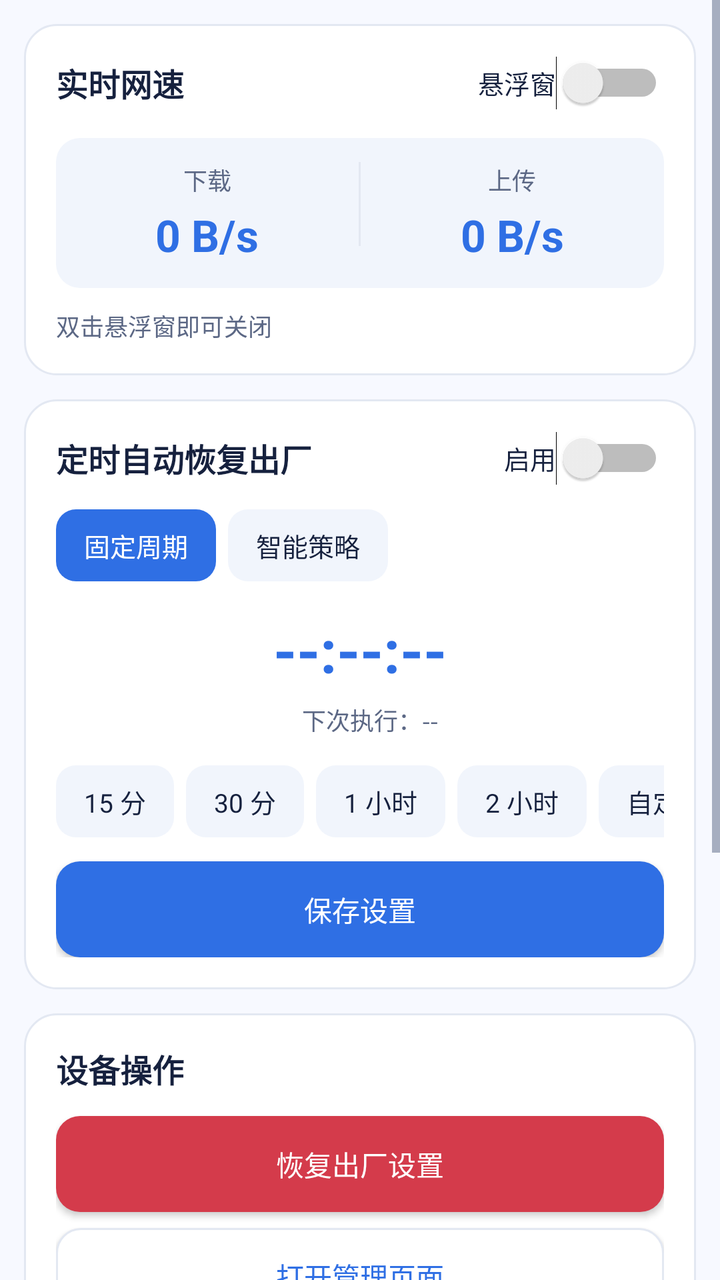
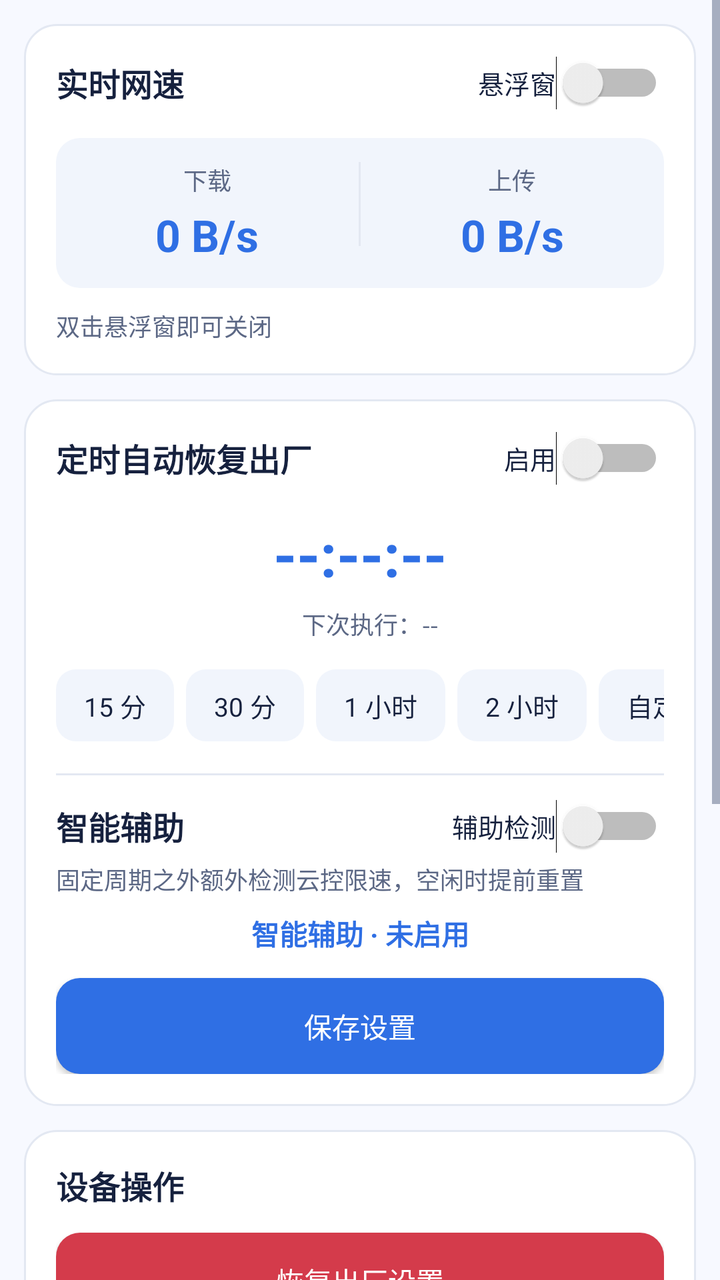

Two renders of the same Android screen: before a commit and after it. Below are the layout's source before the change and the commit's diff.
<!-- AndroidManifest.xml: application theme AppTheme -->
<!-- res/layout/page_dashboard.xml -->
<?xml version="1.0" encoding="utf-8"?>
<ScrollView xmlns:android="http://schemas.android.com/apk/res/android"
    android:layout_width="match_parent"
    android:layout_height="match_parent"
    android:clipToPadding="false"
    android:fillViewport="true"
    android:scrollbarStyle="outsideOverlay">

    <LinearLayout
        android:layout_width="match_parent"
        android:layout_height="wrap_content"
        android:orientation="vertical"
        android:paddingStart="12dp"
        android:paddingTop="12dp"
        android:paddingEnd="12dp"
        android:paddingBottom="28dp">

        <LinearLayout
            android:layout_width="match_parent"
            android:layout_height="wrap_content"
            android:layout_marginBottom="12dp"
            android:background="@drawable/bg_card"
            android:orientation="vertical"
            android:padding="16dp">

            <LinearLayout
                android:layout_width="match_parent"
                android:layout_height="wrap_content"
                android:gravity="center_vertical"
                android:orientation="horizontal">

                <TextView
                    style="@style/CardTitle"
                    android:layout_width="0dp"
                    android:layout_height="wrap_content"
                    android:layout_weight="1"
                    android:text="实时网速" />

                <Switch
                    android:id="@+id/switch_overlay"
                    android:layout_width="wrap_content"
                    android:layout_height="wrap_content"
                    android:minWidth="0dp"
                    android:text="悬浮窗"
                    android:textColor="@color/text_primary"
                    android:textSize="13sp" />
            </LinearLayout>

            <LinearLayout
                android:layout_width="match_parent"
                android:layout_height="wrap_content"
                android:layout_marginTop="14dp"
                android:background="@drawable/bg_surface"
                android:orientation="horizontal"
                android:paddingTop="12dp"
                android:paddingBottom="12dp">

                <LinearLayout
                    android:layout_width="0dp"
                    android:layout_height="wrap_content"
                    android:layout_weight="1"
                    android:gravity="center_horizontal"
                    android:orientation="vertical">

                    <TextView
                        style="@style/CardHint"
                        android:layout_width="wrap_content"
                        android:layout_height="wrap_content"
                        android:text="下载" />

                    <TextView
                        android:id="@+id/text_speed_down"
                        android:layout_width="wrap_content"
                        android:layout_height="wrap_content"
                        android:layout_marginTop="4dp"
                        android:text="0 B/s"
                        android:textColor="@color/primary"
                        android:textSize="22sp"
                        android:textStyle="bold" />
                </LinearLayout>

                <View
                    android:layout_width="1dp"
                    android:layout_height="42dp"
                    android:background="@color/divider" />

                <LinearLayout
                    android:layout_width="0dp"
                    android:layout_height="wrap_content"
                    android:layout_weight="1"
                    android:gravity="center_horizontal"
                    android:orientation="vertical">

                    <TextView
                        style="@style/CardHint"
                        android:layout_width="wrap_content"
                        android:layout_height="wrap_content"
                        android:text="上传" />

                    <TextView
                        android:id="@+id/text_speed_up"
                        android:layout_width="wrap_content"
                        android:layout_height="wrap_content"
                        android:layout_marginTop="4dp"
                        android:text="0 B/s"
                        android:textColor="@color/primary"
                        android:textSize="22sp"
                        android:textStyle="bold" />
                </LinearLayout>
            </LinearLayout>

            <TextView
                style="@style/CardHint"
                android:layout_width="match_parent"
                android:layout_height="wrap_content"
                android:layout_marginTop="10dp"
                android:text="双击悬浮窗即可关闭" />
        </LinearLayout>

        <LinearLayout
            android:layout_width="match_parent"
            android:layout_height="wrap_content"
            android:layout_marginBottom="12dp"
            android:background="@drawable/bg_card"
            android:orientation="vertical"
            android:padding="16dp">

            <LinearLayout
                android:layout_width="match_parent"
                android:layout_height="wrap_content"
                android:gravity="center_vertical"
                android:orientation="horizontal">

                <TextView
                    style="@style/CardTitle"
                    android:layout_width="0dp"
                    android:layout_height="wrap_content"
                    android:layout_weight="1"
                    android:text="定时自动恢复出厂" />

                <Switch
                    android:id="@+id/switch_enabled"
                    android:layout_width="wrap_content"
                    android:layout_height="wrap_content"
                    android:minWidth="0dp"
                    android:text="启用"
                    android:textColor="@color/text_primary"
                    android:textSize="13sp" />
            </LinearLayout>

            <RadioGroup
                android:id="@+id/chip_mode"
                android:layout_width="match_parent"
                android:layout_height="wrap_content"
                android:layout_marginTop="12dp"
                android:orientation="horizontal">

                <RadioButton
                    android:id="@+id/radio_fixed"
                    android:layout_width="wrap_content"
                    android:layout_height="36dp"
                    android:background="@drawable/bg_chip"
                    android:button="@null"
                    android:checked="true"
                    android:paddingStart="14dp"
                    android:paddingEnd="14dp"
                    android:text="固定周期"
                    android:textAllCaps="false"
                    android:textColor="@color/chip_text_color"
                    android:textSize="13sp" />

                <RadioButton
                    android:id="@+id/radio_smart"
                    android:layout_width="wrap_content"
                    android:layout_height="36dp"
                    android:layout_marginStart="6dp"
                    android:background="@drawable/bg_chip"
                    android:button="@null"
                    android:paddingStart="14dp"
                    android:paddingEnd="14dp"
                    android:text="智能策略"
                    android:textAllCaps="false"
                    android:textColor="@color/chip_text_color"
                    android:textSize="13sp" />
            </RadioGroup>

            <TextView
                android:id="@+id/text_smart_status"
                android:layout_width="match_parent"
                android:layout_height="wrap_content"
                android:layout_marginTop="14dp"
                android:gravity="center"
                android:text="智能策略 · 未启用"
                android:textColor="@color/primary"
                android:textSize="16sp"
                android:textStyle="bold"
                android:visibility="gone" />

            <LinearLayout
                android:id="@+id/fixed_controls"
                android:layout_width="match_parent"
                android:layout_height="wrap_content"
                android:orientation="vertical">

            <TextView
                android:id="@+id/text_countdown"
                android:layout_width="match_parent"
                android:layout_height="wrap_content"
                android:layout_marginTop="14dp"
                android:gravity="center"
                android:text="--:--:--"
                android:textColor="@color/primary"
                android:textSize="30sp"
                android:textStyle="bold" />

            <LinearLayout
                android:layout_width="match_parent"
                android:layout_height="wrap_content"
                android:layout_marginTop="6dp"
                android:gravity="center"
                android:orientation="horizontal">

                <TextView
                    android:id="@+id/text_schedule_status"
                    style="@style/CardHint"
                    android:layout_width="wrap_content"
                    android:layout_height="wrap_content" />

                <TextView
                    android:id="@+id/text_next_absolute"
                    style="@style/CardHint"
                    android:layout_width="wrap_content"
                    android:layout_height="wrap_content"
                    android:layout_marginStart="10dp"
                    android:text="下次执行：--" />
            </LinearLayout>

            <HorizontalScrollView
                android:layout_width="match_parent"
                android:layout_height="wrap_content"
                android:layout_marginTop="14dp"
                android:scrollbars="none">

                <RadioGroup
                    android:id="@+id/chip_group"
                    android:layout_width="wrap_content"
                    android:layout_height="wrap_content"
                    android:orientation="horizontal">

                    <RadioButton
                        android:id="@+id/chip_15"
                        android:layout_width="wrap_content"
                        android:layout_height="36dp"
                        android:layout_marginEnd="6dp"
                        android:background="@drawable/bg_chip"
                        android:button="@null"
                        android:paddingStart="14dp"
                        android:paddingEnd="14dp"
                        android:text="15 分"
                        android:textAllCaps="false"
                        android:textColor="@color/chip_text_color"
                        android:textSize="13sp" />

                    <RadioButton
                        android:id="@+id/chip_30"
                        android:layout_width="wrap_content"
                        android:layout_height="36dp"
                        android:layout_marginEnd="6dp"
                        android:background="@drawable/bg_chip"
                        android:button="@null"
                        android:paddingStart="14dp"
                        android:paddingEnd="14dp"
                        android:text="30 分"
                        android:textAllCaps="false"
                        android:textColor="@color/chip_text_color"
                        android:textSize="13sp" />

                    <RadioButton
                        android:id="@+id/chip_60"
                        android:layout_width="wrap_content"
                        android:layout_height="36dp"
                        android:layout_marginEnd="6dp"
                        android:background="@drawable/bg_chip"
                        android:button="@null"
                        android:paddingStart="14dp"
                        android:paddingEnd="14dp"
                        android:text="1 小时"
                        android:textAllCaps="false"
                        android:textColor="@color/chip_text_color"
                        android:textSize="13sp" />

                    <RadioButton
                        android:id="@+id/chip_120"
                        android:layout_width="wrap_content"
                        android:layout_height="36dp"
                        android:layout_marginEnd="6dp"
                        android:background="@drawable/bg_chip"
                        android:button="@null"
                        android:paddingStart="14dp"
                        android:paddingEnd="14dp"
                        android:text="2 小时"
                        android:textAllCaps="false"
                        android:textColor="@color/chip_text_color"
                        android:textSize="13sp" />

                    <RadioButton
                        android:id="@+id/chip_custom"
                        android:layout_width="wrap_content"
                        android:layout_height="36dp"
                        android:background="@drawable/bg_chip"
                        android:button="@null"
                        android:paddingStart="14dp"
                        android:paddingEnd="14dp"
                        android:text="自定义"
                        android:textAllCaps="false"
                        android:textColor="@color/chip_text_color"
                        android:textSize="13sp" />
                </RadioGroup>
            </HorizontalScrollView>

            </LinearLayout>

            <Button
                android:id="@+id/btn_save"
                android:layout_width="match_parent"
                android:layout_height="wrap_content"
                android:layout_marginTop="12dp"
                android:background="@drawable/bg_button"
                android:text="保存设置"
                android:textAllCaps="false"
                android:textColor="#FFFFFFFF" />
        </LinearLayout>

        <LinearLayout
            android:layout_width="match_parent"
            android:layout_height="wrap_content"
            android:layout_marginBottom="12dp"
            android:background="@drawable/bg_card"
            android:orientation="vertical"
            android:padding="16dp">

            <TextView
                style="@style/CardTitle"
                android:layout_width="match_parent"
                android:layout_height="wrap_content"
                android:text="设备操作" />

            <Button
                android:id="@+id/btn_factory"
                android:layout_width="match_parent"
                android:layout_height="wrap_content"
                android:layout_marginTop="12dp"
                android:background="@drawable/bg_button_danger"
                android:text="恢复出厂设置"
                android:textAllCaps="false"
                android:textColor="#FFFFFFFF" />

            <Button
                android:id="@+id/btn_open_web"
                android:layout_width="match_parent"
                android:layout_height="wrap_content"
                android:layout_marginTop="8dp"
                android:background="@drawable/bg_button_ghost"
                android:text="打开管理页面"
                android:textAllCaps="false"
                android:textColor="@color/primary" />
        </LinearLayout>

        <LinearLayout
            android:id="@+id/card_keepalive"
            android:layout_width="match_parent"
            android:layout_height="wrap_content"
            android:layout_marginBottom="12dp"
            android:background="@drawable/bg_card"
            android:orientation="vertical"
            android:padding="16dp">

            <TextView
                style="@style/CardTitle"
                android:layout_width="match_parent"
                android:layout_height="wrap_content"
                android:text="后台保活" />

            <Button
                android:id="@+id/btn_autostart"
                android:layout_width="match_parent"
                android:layout_height="wrap_content"
                android:layout_marginTop="12dp"
                android:background="@drawable/bg_button_ghost"
                android:text="开启自启动"
                android:textAllCaps="false"
                android:textColor="@color/primary" />

            <Button
                android:id="@+id/btn_battery"
                android:layout_width="match_parent"
                android:layout_height="wrap_content"
                android:layout_marginTop="8dp"
                android:background="@drawable/bg_button_ghost"
                android:text="设置省电策略"
                android:textAllCaps="false"
                android:textColor="@color/primary" />
        </LinearLayout>

        <LinearLayout
            android:id="@+id/card_logs"
            android:layout_width="match_parent"
            android:layout_height="wrap_content"
            android:background="@drawable/bg_card"
            android:orientation="vertical"
            android:padding="16dp">

            <LinearLayout
                android:id="@+id/header_logs"
                android:layout_width="match_parent"
                android:layout_height="wrap_content"
                android:background="?android:attr/selectableItemBackground"
                android:clickable="true"
                android:gravity="center_vertical"
                android:orientation="horizontal"
                android:paddingTop="2dp"
                android:paddingBottom="2dp">

                <TextView
                    style="@style/CardTitle"
                    android:layout_width="0dp"
                    android:layout_height="wrap_content"
                    android:layout_weight="1"
                    android:text="执行日志" />

                <TextView
                    android:id="@+id/text_logs_toggle"
                    android:layout_width="wrap_content"
                    android:layout_height="wrap_content"
                    android:text="展开"
                    android:textColor="@color/primary"
                    android:textSize="13sp"
                    android:textStyle="bold" />
            </LinearLayout>

            <LinearLayout
                android:id="@+id/logs_content"
                android:layout_width="match_parent"
                android:layout_height="wrap_content"
                android:layout_marginTop="12dp"
                android:orientation="vertical"
                android:visibility="gone">

                <LinearLayout
                    android:layout_width="match_parent"
                    android:layout_height="wrap_content"
                    android:gravity="center_vertical"
                    android:orientation="horizontal">

                    <Switch
                        android:id="@+id/switch_logs"
                        android:layout_width="0dp"
                        android:layout_height="wrap_content"
                        android:layout_weight="1"
                        android:minWidth="0dp"
                        android:text="记录日志"
                        android:textColor="@color/text_primary"
                        android:textSize="13sp" />

                    <Button
                        android:id="@+id/btn_clear"
                        android:layout_width="wrap_content"
                        android:layout_height="34dp"
                        android:background="@drawable/bg_button_ghost"
                        android:minWidth="0dp"
                        android:paddingStart="14dp"
                        android:paddingEnd="14dp"
                        android:text="清空"
                        android:textAllCaps="false"
                        android:textColor="@color/primary"
                        android:textSize="13sp" />
                </LinearLayout>

                <TextView
                    android:id="@+id/text_logs_hint"
                    style="@style/CardHint"
                    android:layout_width="match_parent"
                    android:layout_height="wrap_content"
                    android:layout_marginTop="6dp"
                    android:text="日志已关闭"
                    android:visibility="gone" />

                <LinearLayout
                    android:id="@+id/log_list"
                    android:layout_width="match_parent"
                    android:layout_height="wrap_content"
                    android:layout_marginTop="10dp"
                    android:orientation="vertical" />

                <TextView
                    android:id="@+id/text_empty"
                    style="@style/CardHint"
                    android:layout_width="match_parent"
                    android:layout_height="wrap_content"
                    android:gravity="center"
                    android:paddingTop="10dp"
                    android:paddingBottom="10dp"
                    android:text="暂无执行记录"
                    android:visibility="gone" />
            </LinearLayout>
        </LinearLayout>
    </LinearLayout>
</ScrollView>
<!-- resources referenced by this layout -->
<resources>
  <color name="divider">#E3E8F2</color>
  <color name="primary">#2F6FE4</color>
  <color name="text_primary">#16213E</color>
  <!-- drawable bg_button (drawable) -->
  <?xml version="1.0" encoding="utf-8"?>
  <selector xmlns:android="http://schemas.android.com/apk/res/android">
      <item android:state_pressed="true">
          <shape android:shape="rectangle">
              <solid android:color="#255FBF" />
              <corners android:radius="12dp" />
          </shape>
      </item>
      <item>
          <shape android:shape="rectangle">
              <solid android:color="@color/primary" />
              <corners android:radius="12dp" />
          </shape>
      </item>
  </selector>
  <!-- drawable bg_button_danger (drawable) -->
  <?xml version="1.0" encoding="utf-8"?>
  <selector xmlns:android="http://schemas.android.com/apk/res/android">
      <item android:state_pressed="true">
          <shape android:shape="rectangle">
              <solid android:color="#B62F3E" />
              <corners android:radius="12dp" />
          </shape>
      </item>
      <item>
          <shape android:shape="rectangle">
              <solid android:color="@color/danger" />
              <corners android:radius="12dp" />
          </shape>
      </item>
  </selector>
  <!-- drawable bg_button_ghost (drawable) -->
  <?xml version="1.0" encoding="utf-8"?>
  <selector xmlns:android="http://schemas.android.com/apk/res/android">
      <item android:state_pressed="true">
          <shape android:shape="rectangle">
              <solid android:color="@color/surface_bg" />
              <corners android:radius="12dp" />
          </shape>
      </item>
      <item>
          <shape android:shape="rectangle">
              <solid android:color="@color/card_bg" />
              <corners android:radius="12dp" />
              <stroke android:width="1dp" android:color="@color/divider" />
          </shape>
      </item>
  </selector>
  <!-- drawable bg_card (drawable) -->
  <?xml version="1.0" encoding="utf-8"?>
  <shape xmlns:android="http://schemas.android.com/apk/res/android" android:shape="rectangle">
      <solid android:color="@color/card_bg" />
      <stroke android:width="1dp" android:color="@color/divider" />
      <corners android:radius="16dp" />
  </shape>
  <!-- drawable bg_surface (drawable) -->
  <?xml version="1.0" encoding="utf-8"?>
  <shape xmlns:android="http://schemas.android.com/apk/res/android" android:shape="rectangle">
      <solid android:color="@color/surface_bg" />
      <corners android:radius="12dp" />
  </shape>
  <style name="CardHint">
          <item name="android:textColor">@color/text_muted</item>
          <item name="android:textSize">12sp</item>
      </style>
  <style name="CardTitle">
          <item name="android:textColor">@color/text_primary</item>
          <item name="android:textStyle">bold</item>
          <item name="android:textSize">16sp</item>
      </style>
  <style name="AppTheme" parent="@android:style/Theme.Material.Light.NoActionBar">
          <item name="android:windowBackground">@color/window_bg</item>
          <item name="android:colorAccent">@color/primary</item>
          <item name="android:colorControlActivated">@color/primary</item>
          <item name="android:textColorPrimary">@color/text_primary</item>
          <item name="android:textColorSecondary">@color/text_muted</item>
      </style>
  <color name="danger">#D43B4B</color>
  <color name="surface_bg">#F1F5FC</color>
  <color name="card_bg">#FFFFFF</color>
  <color name="text_muted">#5C6885</color>
  <color name="window_bg">#F7F9FF</color>
  <!-- unchanged entries left out for length: 1 -->
</resources>

<!-- the commit's change to res/layout/page_dashboard.xml (unified diff, before → after) -->
@@ -147,54 +147,6 @@
                     android:textColor="@color/text_primary"
                     android:textSize="13sp" />
             </LinearLayout>
-
-            <RadioGroup
-                android:id="@+id/chip_mode"
-                android:layout_width="match_parent"
-                android:layout_height="wrap_content"
-                android:layout_marginTop="12dp"
-                android:orientation="horizontal">
-
-                <RadioButton
-                    android:id="@+id/radio_fixed"
-                    android:layout_width="wrap_content"
-                    android:layout_height="36dp"
-                    android:background="@drawable/bg_chip"
-                    android:button="@null"
-                    android:checked="true"
-                    android:paddingStart="14dp"
-                    android:paddingEnd="14dp"
-                    android:text="固定周期"
-                    android:textAllCaps="false"
-                    android:textColor="@color/chip_text_color"
-                    android:textSize="13sp" />
-
-                <RadioButton
-                    android:id="@+id/radio_smart"
-                    android:layout_width="wrap_content"
-                    android:layout_height="36dp"
-                    android:layout_marginStart="6dp"
-                    android:background="@drawable/bg_chip"
-                    android:button="@null"
-                    android:paddingStart="14dp"
-                    android:paddingEnd="14dp"
-                    android:text="智能策略"
-                    android:textAllCaps="false"
-                    android:textColor="@color/chip_text_color"
-                    android:textSize="13sp" />
-            </RadioGroup>
-
-            <TextView
-                android:id="@+id/text_smart_status"
-                android:layout_width="match_parent"
-                android:layout_height="wrap_content"
-                android:layout_marginTop="14dp"
-                android:gravity="center"
-                android:text="智能策略 · 未启用"
-                android:textColor="@color/primary"
-                android:textSize="16sp"
-                android:textStyle="bold"
-                android:visibility="gone" />
 
             <LinearLayout
                 android:id="@+id/fixed_controls"
@@ -320,6 +272,54 @@
 
             </LinearLayout>
 
+            <View
+                android:layout_width="match_parent"
+                android:layout_height="1dp"
+                android:layout_marginTop="16dp"
+                android:layout_marginBottom="12dp"
+                android:background="@color/divider" />
+
+            <LinearLayout
+                android:layout_width="match_parent"
+                android:layout_height="wrap_content"
+                android:gravity="center_vertical"
+                android:orientation="horizontal">
+
+                <TextView
+                    style="@style/CardTitle"
+                    android:layout_width="0dp"
+                    android:layout_height="wrap_content"
+                    android:layout_weight="1"
+                    android:text="智能辅助" />
+
+                <Switch
+                    android:id="@+id/switch_smart"
+                    android:layout_width="wrap_content"
+                    android:layout_height="wrap_content"
+                    android:minWidth="0dp"
+                    android:text="辅助检测"
+                    android:textColor="@color/text_primary"
+                    android:textSize="13sp" />
+            </LinearLayout>
+
+            <TextView
+                style="@style/CardHint"
+                android:layout_width="match_parent"
+                android:layout_height="wrap_content"
+                android:layout_marginTop="4dp"
+                android:text="固定周期之外额外检测云控限速，空闲时提前重置" />
+
+            <TextView
+                android:id="@+id/text_smart_status"
+                android:layout_width="match_parent"
+                android:layout_height="wrap_content"
+                android:layout_marginTop="8dp"
+                android:gravity="center"
+                android:text="智能辅助 · 未启用"
+                android:textColor="@color/primary"
+                android:textSize="14sp"
+                android:textStyle="bold" />
+
             <Button
                 android:id="@+id/btn_save"
                 android:layout_width="match_parent"
